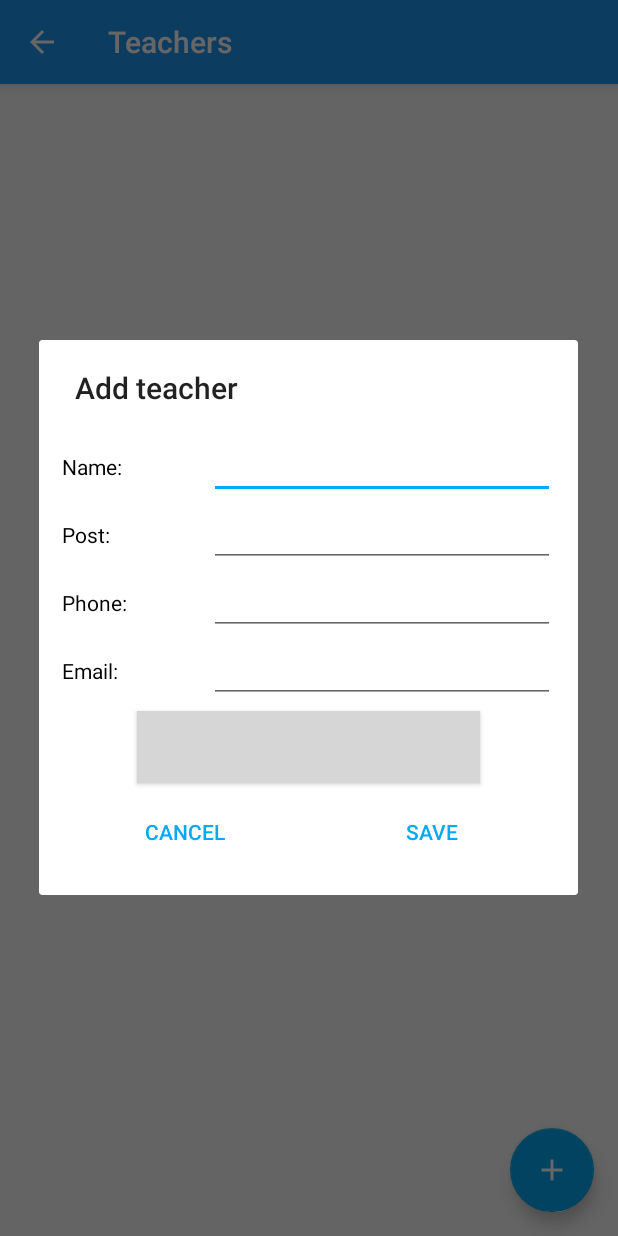
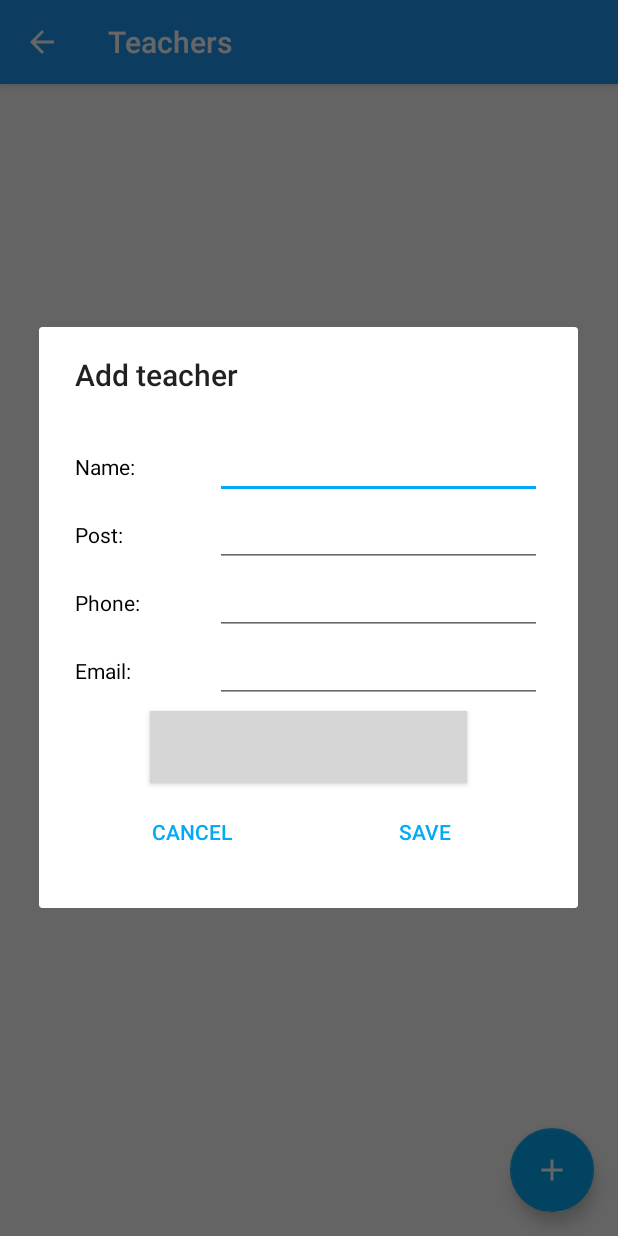
Before and after one commit to 232sadiogroup/StudyAssistant, an Android app: the TeachersActivity screen opened directly, with no data from a screen before it, after a tap on an icon or button, on a phone screen of 412 x 824 dp. Run offline under Robolectric (Android 15) with nearby library versions, the phone set to English and light mode, and no system bars; libraries missing offline, so code that uses them is left out: petrov.kristiyan.colorpicker; grey boxes are pictures that could not be loaded.

Commit message:
Small tweaks on dialog_add_teacher.xml

```diff
--- a/app/src/main/res/layout/dialog_add_teacher.xml
+++ b/app/src/main/res/layout/dialog_add_teacher.xml
@@ -5,7 +5,7 @@
     android:layout_width="match_parent"
     android:layout_height="match_parent"
     android:orientation="vertical"
-    android:padding="15dp">
+    android:padding="24dp">
 
     <LinearLayout
         android:layout_width="match_parent"
@@ -110,8 +110,7 @@
             android:text="@string/select_color"
             android:textAlignment="center"
             android:textAllCaps="true"
-            android:textSize="18sp"
-            android:textStyle="bold" />
+            android:textSize="18sp" />
     </LinearLayout>
 
     <LinearLayout
```
Also changed, not shown: 2 other files.
